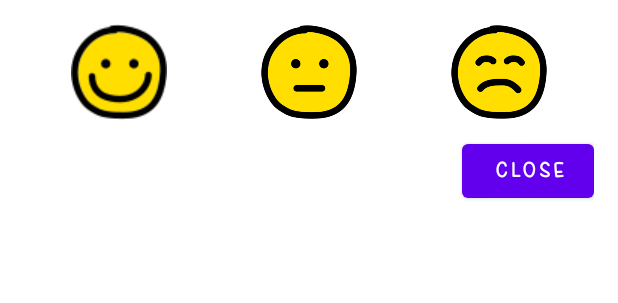
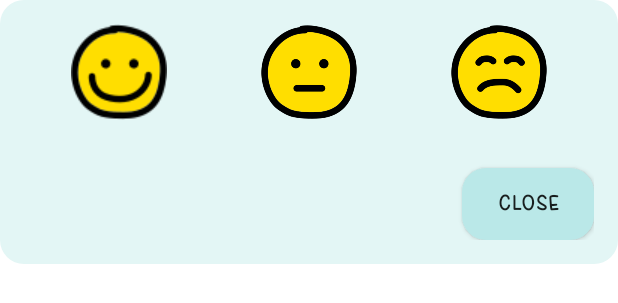
Before and after one commit to rodrigonovoas/mood-calendar-app-android, an Android app: the layout add_mood_popup.xml on its own in the app's theme, with its tools: preview values and no code run, on a phone screen of 412 x 824 dp. Shown: the top 303 px of the screen. Run offline under Robolectric (Android 15) with nearby library versions, the phone set to English and light mode, and no system bars.

Commit message:
customized popup, now you can select the mood to store per day

```diff
--- a/app/src/main/java/com/rodrigonovoa/moodcalendar/ui/moodPopup/MoodPopupManager.kt
+++ b/app/src/main/java/com/rodrigonovoa/moodcalendar/ui/moodPopup/MoodPopupManager.kt
@@ -13,6 +13,7 @@ class MoodPopupManager(private val context: Context, private val moodManager: Mo
         val builder = AlertDialog.Builder(context)
         val inflater = LayoutInflater.from(context)
         val dialogLayout = inflater.inflate(R.layout.add_mood_popup, null)
+
         val buttonClose = dialogLayout.findViewById<Button>(R.id.buttonClose)
 
         val imvHappy = dialogLayout.findViewById<ImageView>(R.id.imv_happy)
@@ -39,6 +40,7 @@ class MoodPopupManager(private val context: Context, private val moodManager: Mo
 
         buttonClose.setOnClickListener { customDialog.dismiss() }
 
+        customDialog.window?.setBackgroundDrawableResource(android.R.color.transparent)
         customDialog.show()
     }
 
--- /dev/null
+++ b/app/src/main/res/drawable/button_bg.xml
@@ -0,0 +1,5 @@
+<shape xmlns:android="http://schemas.android.com/apk/res/android"
+    android:shape="rectangle">
+    <solid android:color="#bae8e8" />
+    <corners android:radius="16dp" />
+</shape>
--- /dev/null
+++ b/app/src/main/res/drawable/popup_bg.xml
@@ -0,0 +1,5 @@
+<!-- rounded_background.xml -->
+<shape xmlns:android="http://schemas.android.com/apk/res/android">
+    <solid android:color="#e3f6f5" />
+    <corners android:radius="16dp" />
+</shape>
--- a/app/src/main/res/layout/activity_main.xml
+++ b/app/src/main/res/layout/activity_main.xml
@@ -10,7 +10,7 @@
         android:id="@+id/toolbar"
         android:layout_width="match_parent"
         android:layout_height="wrap_content"
-        android:layout_marginTop="8dp"
+        android:layout_marginTop="12dp"
         android:gravity="center_vertical"
         android:orientation="horizontal" >
 
@@ -55,7 +55,7 @@
         android:id="@+id/ll_weeks_days"
         android:layout_width="match_parent"
         android:layout_height="wrap_content"
-        android:layout_marginTop="8dp"
+        android:layout_marginTop="12dp"
         android:layout_marginRight="8dp"
         android:orientation="horizontal"
         android:layout_below="@+id/tv_month">
--- a/app/src/main/res/layout/add_mood_popup.xml
+++ b/app/src/main/res/layout/add_mood_popup.xml
@@ -3,6 +3,7 @@
     xmlns:android="http://schemas.android.com/apk/res/android"
     android:layout_width="match_parent"
     android:layout_height="wrap_content"
+    android:background="@drawable/popup_bg"
     android:orientation="vertical"
     android:padding="16dp">
 
@@ -33,12 +34,13 @@
             android:src="@drawable/ic_sad_mood" />
     </LinearLayout>
 
-    <Button
+    <androidx.appcompat.widget.AppCompatButton
         android:id="@+id/buttonClose"
         android:layout_width="wrap_content"
         android:layout_height="wrap_content"
-        android:layout_marginTop="10sp"
+        android:layout_marginTop="32dp"
         android:layout_gravity="end"
-        android:text="Close" />
+        android:text="Close"
+        android:background="@drawable/button_bg" />
 
 </LinearLayout>
--- a/app/src/main/res/values-night/themes.xml
+++ b/app/src/main/res/values-night/themes.xml
@@ -1,4 +1,4 @@
-<resources xmlns:tools="http://schemas.android.com/tools">
+<resources>
     <!-- Base application theme. -->
     <style name="Theme.MoodCalendar" parent="Theme.MaterialComponents.DayNight.NoActionBar">
         <!-- Primary brand color. -->
--- a/app/src/main/res/values/themes.xml
+++ b/app/src/main/res/values/themes.xml
@@ -1,4 +1,4 @@
-<resources xmlns:tools="http://schemas.android.com/tools">
+<resources>
     <!-- Base application theme. -->
     <style name="Theme.MoodCalendar" parent="Theme.MaterialComponents.DayNight.NoActionBar">
         <!-- Primary brand color. -->
```
Also changed, not shown: app/src/main/java/com/rodrigonovoa/moodcalendar/ui/mainScreen/MainActivity.kt (+14 -14 lines), app/src/main/java/com/rodrigonovoa/moodcalendar/utils/CalendarUtils.kt (+17 -2 lines).
